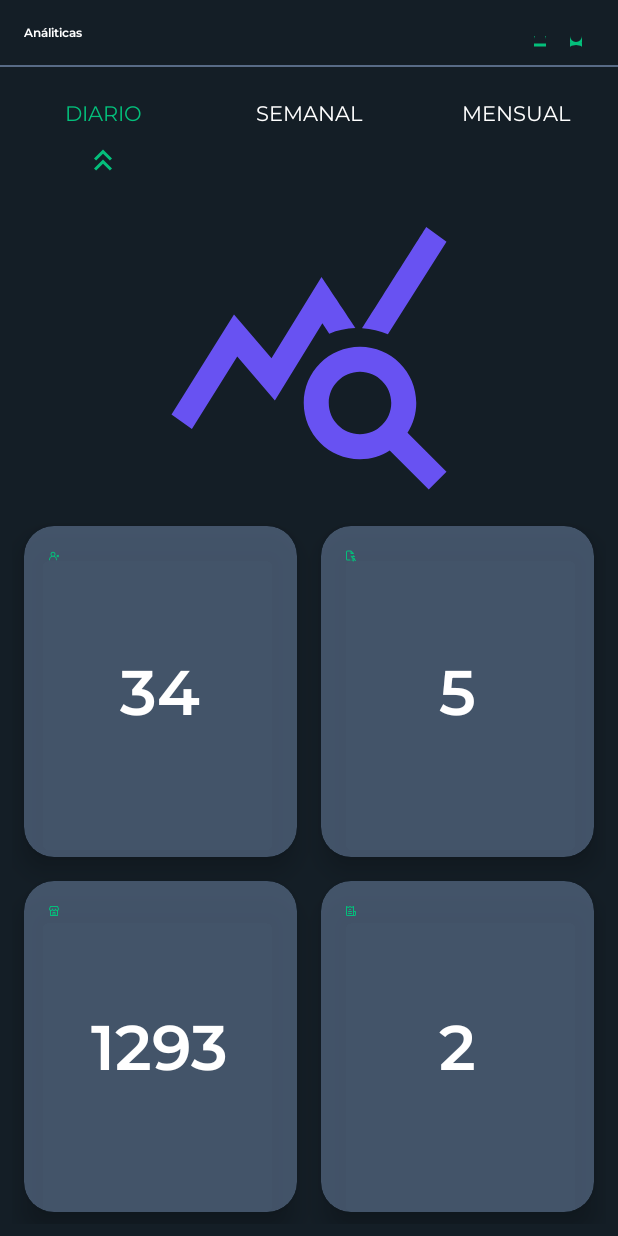
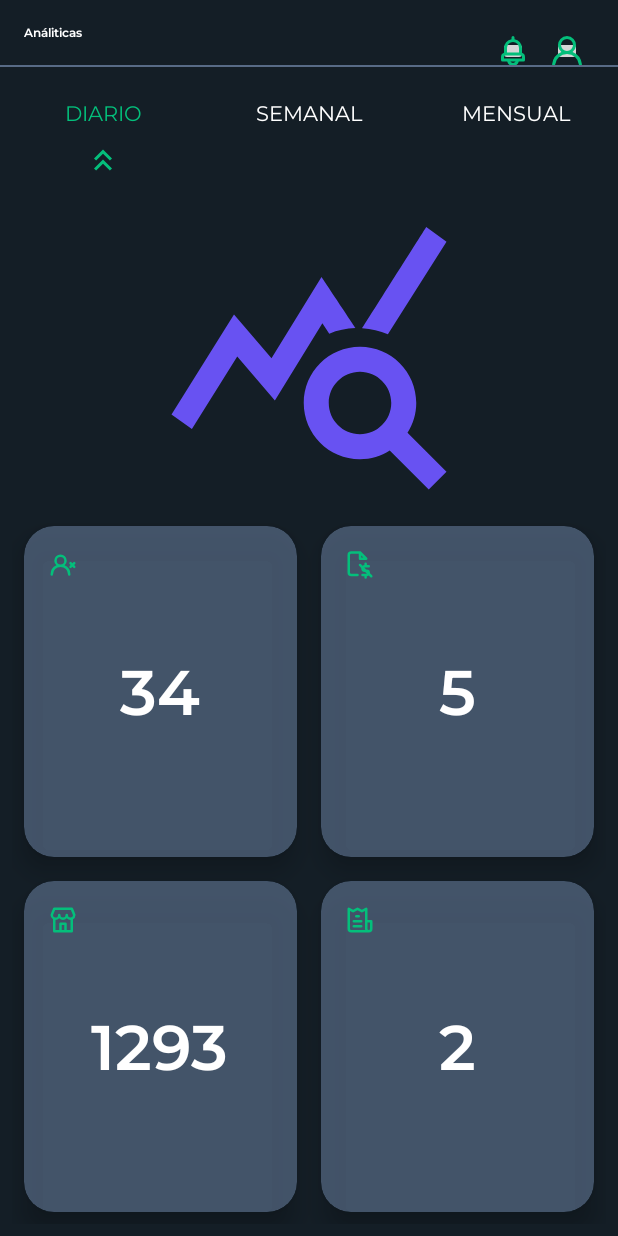
Before and after one commit to SeaBloom18/OPSide, an Android app: the layout activity_main.xml on its own in the app's theme, with its tools: preview values and no code run, on a phone screen of 412 x 824 dp. Run offline under Robolectric (Android 15) with nearby library versions, the phone set to English and light mode, and no system bars.

Commit message:
08-07-2022 Resolución de Conflictos

```diff
--- a/app/src/main/res/values/dimens.xml
+++ b/app/src/main/res/values/dimens.xml
@@ -5,4 +5,5 @@
     <dimen name="common_padding_middle">24dp</dimen>
     <dimen name="common_padding_large">32dp</dimen>
     <dimen name="common_padding_corners_btn">20dp</dimen>
+    <dimen name="common_icon_size">20dp</dimen>
 </resources>
--- a/app/src/main/res/values/strings.xml
+++ b/app/src/main/res/values/strings.xml
@@ -1,16 +1,27 @@
 <resources>
-    <string name="app_name">OPSide</string>
-    <string name="dashboard_analytics">Análiticas</string>
-    <string name="dashboard_weekly">Semanal</string>
-    <string name="dashboard_monthly">Mensual</string>
-    <string name="dashboard_all_time">Todo Tiempo</string>
-    <string name="dashboard_daily">Diario</string>
-    <string name="dashboard_user_profile">Perfil de usuario</string>
-    <string name="dashboard_notifications">Notificaciones</string>
-    <string name="dashboard_arrow">Flecha</string>
-    <string name="dashboard_chart">Grafico Estadístico</string>
-    <string name="dashboard_penalty_fee">Multas</string>
-    <string name="dashboard_absences">Inasistencias</string>
-    <string name="dashboard_active_dealers">Concesionarios activos</string>
-    <string name="dashboard_tax_collections">Recaudaciones</string>
+
+    <!-- Dashboard Module Strings -->
+    <string name="app_name" translatable = "false">OPSide</string>
+    <string name="dashboard_analytics" translatable = "false">Análiticas</string>
+    <string name="dashboard_weekly" translatable = "false">Semanal</string>
+    <string name="dashboard_monthly" translatable = "false">Mensual</string>
+    <string name="dashboard_all_time" translatable = "false">Todo Tiempo</string>
+    <string name="dashboard_daily" translatable = "false">Diario</string>
+    <string name="dashboard_user_profile" translatable = "false">Perfil de usuario</string>
+    <string name="dashboard_notifications" translatable = "false">Notificaciones</string>
+    <string name="dashboard_arrow" translatable = "false">Flecha</string>
+    <string name="dashboard_chart" translatable = "false">Grafico Estadístico</string>
+    <string name="dashboard_penalty_fee" translatable = "false">Multas</string>
+    <string name="dashboard_absences" translatable = "false">Inasistencias</string>
+    <string name="dashboard_active_dealers" translatable = "false">Concesionarios activos</string>
+    <string name="dashboard_tax_collections" translatable = "false">Recaudaciones</string>
+
+    <!--Login Module Strings-->
+    <string name="login_hint_email">Email</string>
+    <string name="login_hint_password">Contraseña</string>
+    <string name="login_til_required">Requerido</string>
+    <string name="login_btn">Entrar</string>
+    <string name="login_txt_create_account">No tienes cuanta aun? Registrate</string>
+    <string name="login_sw_remember_account">Recordar mis credenciales</string>
+
 </resources>
```
